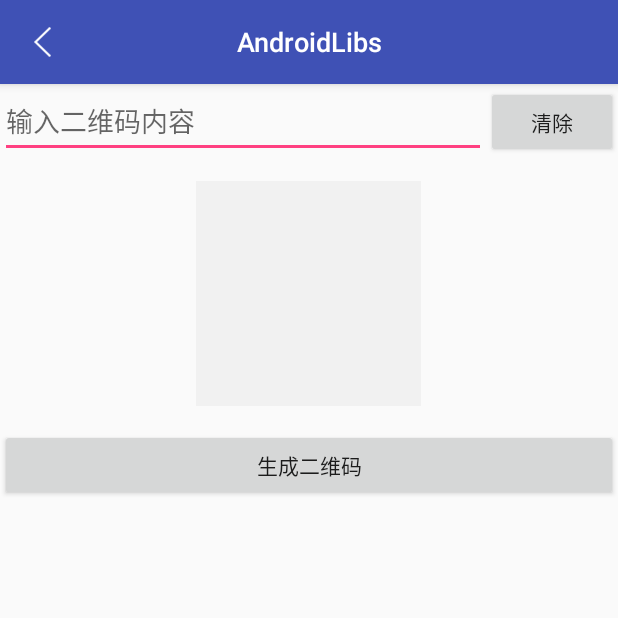
After one commit to fengliang1992/AndroidLibs, an Android app: the ZxingActivity screen opened directly, with no data from a screen before it, on a phone screen of 412 x 824 dp, the top half of it. The commit adds this screen. Run offline under Robolectric (Android 15) with nearby library versions, the phone set to English and light mode, and no system bars; our stand-ins replace ButterKnife.

Commit message:
生成二维码

```diff
--- a/app/build.gradle
+++ b/app/build.gradle
@@ -38,4 +38,5 @@ dependencies {
     implementation 'com.google.code.gson:gson:2.8.0'
     implementation project(':spinkit')
     compile 'com.github.markzhai:blockcanary-android:1.5.0'
+    implementation files('libs/core-3.3.3.jar')
 }
--- a/app/src/main/AndroidManifest.xml
+++ b/app/src/main/AndroidManifest.xml
@@ -68,9 +68,12 @@
             android:grantUriPermissions="true">
             <meta-data
                 android:name="android.support.FILE_PROVIDER_PATHS"
-                android:resource="@xml/photofilepaths"/>
+                android:resource="@xml/photofilepaths" />
         </provider>
 
+        <activity
+            android:name=".sdkmodule.zxing.ZxingActivity"
+            android:theme="@style/AppTheme.NoActionBar"/>
     </application>
 
 </manifest>
--- /dev/null
+++ b/app/src/main/java/com/fltry/androidlibs/sdkmodule/zxing/ZxingActivity.java
@@ -0,0 +1,57 @@
+package com.fltry.androidlibs.sdkmodule.zxing;
+
+import android.graphics.Bitmap;
+import android.os.Bundle;
+import android.view.View;
+import android.widget.EditText;
+import android.widget.ImageView;
+
+import com.fltry.androidlibs.R;
+import com.fltry.androidlibs.ui.BaseActivity;
+import com.fltry.androidlibs.utils.toast.ToastUtil3;
+import com.google.zxing.WriterException;
+
+import butterknife.BindView;
+import butterknife.OnClick;
+
+public class ZxingActivity extends BaseActivity {
+
+    @BindView(R.id.zxing_ed1)
+    EditText zxingEd1;
+    @BindView(R.id.zxing_iv2)
+    ImageView zxingIv2;
+
+    @Override
+    protected void onCreate(Bundle savedInstanceState) {
+        super.onCreate(savedInstanceState);
+
+    }
+
+    @Override
+    protected int getLayoutId() {
+        return R.layout.activity_zxing;
+    }
+
+
+    @OnClick({R.id.zxing_btn2, R.id.zxing_btn3})
+    public void onViewClicked(View view) {
+        switch (view.getId()) {
+            case R.id.zxing_btn2:
+                zxingEd1.setText("");
+                break;
+            case R.id.zxing_btn3:
+                getToolbarTitle().setText("二维码");
+                if (zxingEd1.getText().toString().equals("")) {
+                    ToastUtil3.showLong(mContext, "请输入内容");
+                    return;
+                }
+                try {
+                    Bitmap qrCodeBitmap = EncodingHandler.createQRCode(zxingEd1.getText().toString(), 600);
+                    zxingIv2.setImageBitmap(qrCodeBitmap);
+                } catch (WriterException e) {
+                    e.printStackTrace();
+                }
+                break;
+        }
+    }
+}
--- a/app/src/main/java/com/fltry/androidlibs/ui/ClassUtils.java
+++ b/app/src/main/java/com/fltry/androidlibs/ui/ClassUtils.java
@@ -3,6 +3,7 @@ package com.fltry.androidlibs.ui;
 import com.fltry.androidlibs.sdkmodule.Okhttp.OkHttpActivity;
 import com.fltry.androidlibs.sdkmodule.butterkinfe.ButterKinfeActivity;
 import com.fltry.androidlibs.sdkmodule.gson.GsonActivity;
+import com.fltry.androidlibs.sdkmodule.zxing.ZxingActivity;
 import com.fltry.androidlibs.utils.Dialog.DialogActivity;
 import com.fltry.androidlibs.utils.excption.ExcptionActivity;
 import com.fltry.androidlibs.utils.picture.PictureActivity;
@@ -40,6 +41,7 @@ public class ClassUtils {
                 classes.add(new ClassBean("ButterKnife", ButterKinfeActivity.class));
                 classes.add(new ClassBean("OkHttp", OkHttpActivity.class));
                 classes.add(new ClassBean("Gson", GsonActivity.class));
+                classes.add(new ClassBean("Zxing_二维码", ZxingActivity.class));
                 break;
             case UTIL_FRAGMENT:
                 classes.add(new ClassBean("DialogUtils_弹窗", DialogActivity.class));
--- a/app/src/main/java/com/fltry/androidlibs/ui/SdkFragment.java
+++ b/app/src/main/java/com/fltry/androidlibs/ui/SdkFragment.java
@@ -52,7 +52,7 @@ public class SdkFragment extends Fragment {
     }
 
     private void initView() {
-        classes = ((MainActivity) getContext()).allClasses.get(0);
+        classes = ((MainActivity) getContext()).allClasses.get(ClassUtils.SDK_FRAGMENT);
         sdkLv.setAdapter(new MyClassAdapter(getContext(), classes));
 
         sdkLv.setOnItemClickListener(new AdapterView.OnItemClickListener() {
--- a/app/src/main/java/com/fltry/androidlibs/ui/UtilFragment.java
+++ b/app/src/main/java/com/fltry/androidlibs/ui/UtilFragment.java
@@ -53,7 +53,7 @@ public class UtilFragment extends Fragment {
     }
 
     private void initView() {
-        classes = ((MainActivity) getContext()).allClasses.get(1);
+        classes = ((MainActivity) getContext()).allClasses.get(ClassUtils.UTIL_FRAGMENT);
         utilLv.setAdapter(new MyClassAdapter(getContext(), classes));
         utilLv.setOnItemClickListener(new AdapterView.OnItemClickListener() {
             @Override
--- a/app/src/main/java/com/fltry/androidlibs/ui/WeightFragment.java
+++ b/app/src/main/java/com/fltry/androidlibs/ui/WeightFragment.java
@@ -52,7 +52,7 @@ public class WeightFragment extends Fragment {
     }
 
     private void initView() {
-        classes = ((MainActivity) getContext()).allClasses.get(2);
+        classes = ((MainActivity) getContext()).allClasses.get(ClassUtils.WEIGHT_FRAGMENT);
         weightLv.setAdapter(new MyClassAdapter(getContext(), classes));
 
         weightLv.setOnItemClickListener(new AdapterView.OnItemClickListener() {
--- a/app/src/main/java/com/fltry/androidlibs/utils/excption/ExcptionApplication.java
+++ b/app/src/main/java/com/fltry/androidlibs/utils/excption/ExcptionApplication.java
@@ -13,9 +13,9 @@ public class ExcptionApplication extends Application{
     @Override
     public void onCreate() {
         super.onCreate();
-        CrashHandler catchHandler = CrashHandler.getInstance();
-        catchHandler.init(getApplicationContext());
-        BlockCanary.install(this, new AppBlockCanaryContext()).start();
+//        CrashHandler catchHandler = CrashHandler.getInstance();
+//        catchHandler.init(getApplicationContext());
+//        BlockCanary.install(this, new AppBlockCanaryContext()).start();
     }
 
 }
--- /dev/null
+++ b/app/src/main/res/layout/activity_zxing.xml
@@ -0,0 +1,43 @@
+<?xml version="1.0" encoding="utf-8"?>
+<LinearLayout xmlns:android="http://schemas.android.com/apk/res/android"
+    android:layout_width="match_parent"
+    android:layout_height="match_parent"
+    android:orientation="vertical">
+
+    <include layout="@layout/toolbar_layout" />
+
+    <LinearLayout
+        android:layout_width="match_parent"
+        android:layout_height="wrap_content"
+        android:orientation="horizontal">
+
+        <EditText
+            android:id="@+id/zxing_ed1"
+            android:layout_width="0dp"
+            android:layout_height="49dp"
+            android:layout_weight="1"
+            android:hint="输入二维码内容" />
+
+        <Button
+            android:id="@+id/zxing_btn2"
+            android:layout_width="wrap_content"
+            android:layout_height="wrap_content"
+            android:text="清除" />
+    </LinearLayout>
+
+
+    <ImageView
+        android:id="@+id/zxing_iv2"
+        android:layout_width="150dp"
+        android:layout_height="150dp"
+        android:layout_gravity="center_horizontal"
+        android:layout_margin="15dp"
+        android:background="#f1f1f1"
+        android:scaleType="centerInside" />
+
+    <Button
+        android:id="@+id/zxing_btn3"
+        android:layout_width="match_parent"
+        android:layout_height="wrap_content"
+        android:text="生成二维码" />
+</LinearLayout>
```
Also changed, not shown: app/src/main/java/com/fltry/androidlibs/sdkmodule/zxing/EncodingHandler.java (added, +41 -0 lines), app/libs/core-3.3.3.jar (added).
